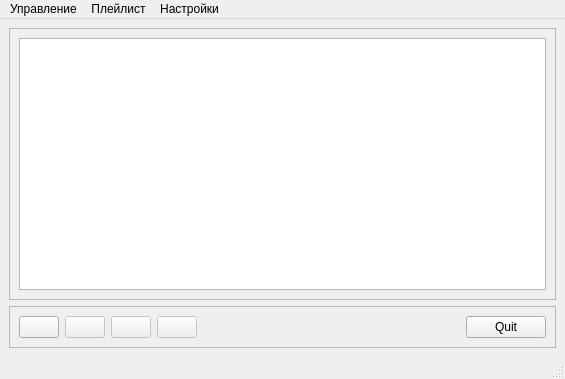
The window that ui/main_radio.ui (graal101/Radio) describes before a commit, drawn with Qt 5.
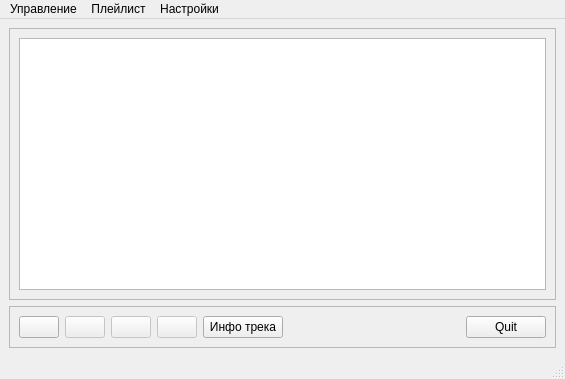
The same window after the commit. Icons and pictures are not drawn.

Commit message: added trek's tag info

```diff
--- a/ui/main_radio.ui
+++ b/ui/main_radio.ui
@@ -124,6 +124,16 @@
          </property>
         </widget>
        </item>
+       <item>
+        <widget class="QPushButton" name="nameTreckButton">
+         <property name="cursor">
+          <cursorShape>PointingHandCursor</cursorShape>
+         </property>
+         <property name="text">
+          <string>Инфо трека</string>
+         </property>
+        </widget>
+       </item>
        <item>
         <spacer name="horizontalSpacer">
          <property name="orientation">
```
The commit also changes 1 other file.
